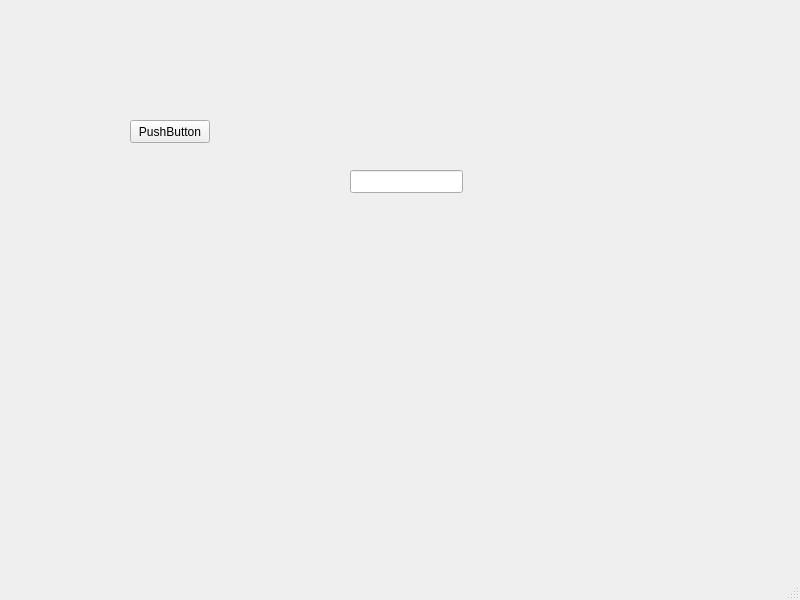
The window that mainwindow.ui (Monke-CO/MonkeyWrench) describes before a commit, drawn with Qt 5.
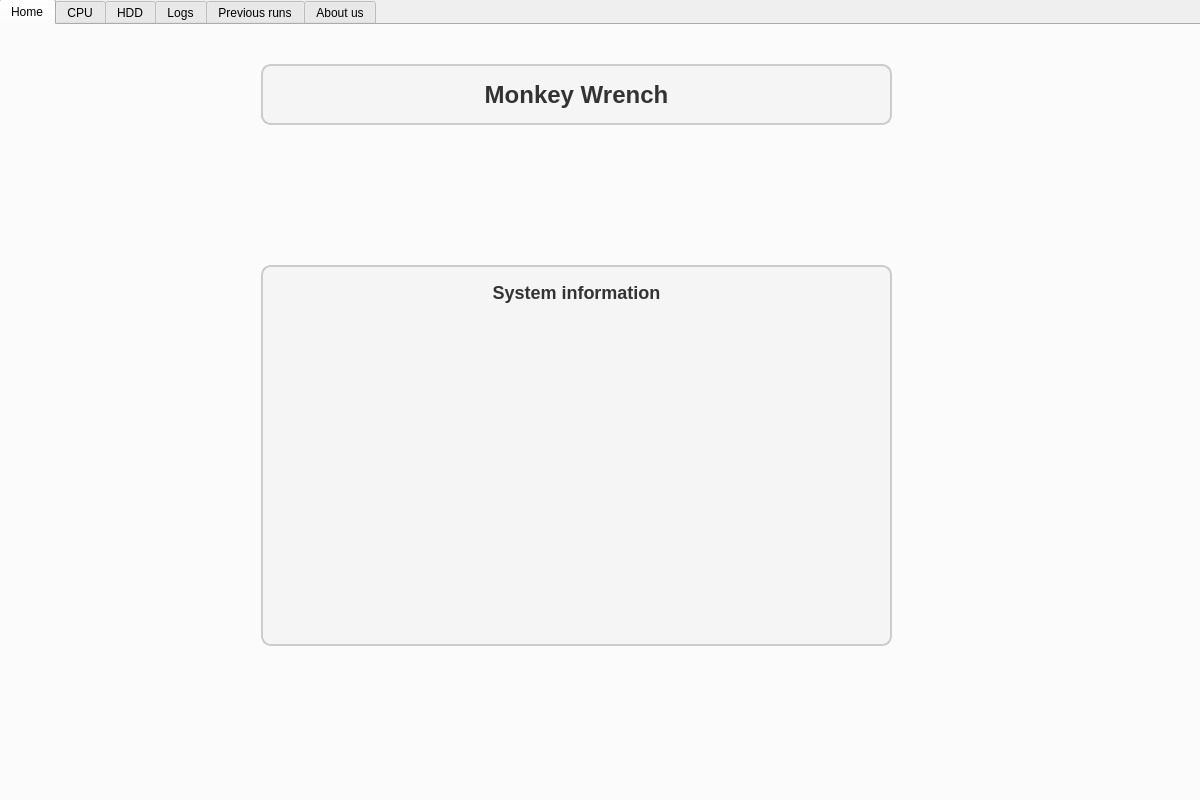
The same window after the commit. Icons and pictures are not drawn.

The edit to the form file:
```diff
--- a/mainwindow.ui
+++ b/mainwindow.ui
@@ -6,49 +6,209 @@
    <rect>
     <x>0</x>
     <y>0</y>
-    <width>800</width>
-    <height>600</height>
+    <width>1200</width>
+    <height>800</height>
    </rect>
   </property>
+  <property name="sizePolicy">
+   <sizepolicy hsizetype="Fixed" vsizetype="Fixed">
+    <horstretch>0</horstretch>
+    <verstretch>0</verstretch>
+   </sizepolicy>
+  </property>
+  <property name="minimumSize">
+   <size>
+    <width>1200</width>
+    <height>800</height>
+   </size>
+  </property>
+  <property name="maximumSize">
+   <size>
+    <width>1200</width>
+    <height>800</height>
+   </size>
+  </property>
   <property name="windowTitle">
    <string>MainWindow</string>
   </property>
+  <property name="documentMode">
+   <bool>true</bool>
+  </property>
   <widget class="QWidget" name="centralwidget">
-   <widget class="QPushButton" name="pushButton">
+   <property name="sizePolicy">
+    <sizepolicy hsizetype="Fixed" vsizetype="Fixed">
+     <horstretch>0</horstretch>
+     <verstretch>0</verstretch>
+    </sizepolicy>
+   </property>
+   <property name="minimumSize">
+    <size>
+     <width>1200</width>
+     <height>800</height>
+    </size>
+   </property>
+   <property name="maximumSize">
+    <size>
+     <width>1200</width>
+     <height>800</height>
+    </size>
+   </property>
+   <widget class="QWidget" name="horizontalLayoutWidget">
     <property name="geometry">
      <rect>
-      <x>130</x>
-      <y>120</y>
-      <width>80</width>
-      <height>23</height>
+      <x>-1</x>
+      <y>-1</y>
+      <width>1209</width>
+      <height>821</height>
      </rect>
     </property>
-    <property name="text">
-     <string>PushButton</string>
-    </property>
+    <layout class="QHBoxLayout" name="horizontalLayout">
+     <property name="sizeConstraint">
+      <enum>QLayout::SetDefaultConstraint</enum>
+     </property>
+     <item>
+      <widget class="QTabWidget" name="tabWidget">
+       <property name="styleSheet">
+        <string notr="true">QTabWidget {
+	background-image: url(:/resources/BananaBackground.png);
+}</string>
+       </property>
+       <property name="currentIndex">
+        <number>0</number>
+       </property>
+       <property name="iconSize">
+        <size>
+         <width>135</width>
+         <height>40</height>
+        </size>
+       </property>
+       <property name="usesScrollButtons">
+        <bool>false</bool>
+       </property>
+       <property name="documentMode">
+        <bool>false</bool>
+       </property>
+       <widget class="QWidget" name="homeTab">
+        <attribute name="icon">
+         <iconset resource="resources.qrc">
+          <normaloff>:/resources/home.png</normaloff>:/resources/home.png</iconset>
+        </attribute>
+        <attribute name="title">
+         <string>Home</string>
+        </attribute>
+        <widget class="QLabel" name="titleLabel">
+         <property name="geometry">
+          <rect>
+           <x>260</x>
+           <y>39</y>
+           <width>631</width>
+           <height>61</height>
+          </rect>
+         </property>
+         <property name="styleSheet">
+          <string notr="true">QLabel {
+    font-size: 24px;
+    font-weight: bold;
+    color: #333333;
+    background-color: #F5F5F5;
+    border: 2px solid #CCCCCC;
+    border-radius: 10px;
+    padding: 10px;
+}
+</string>
+         </property>
+         <property name="text">
+          <string>Monkey Wrench</string>
+         </property>
+         <property name="alignment">
+          <set>Qt::AlignCenter</set>
+         </property>
+        </widget>
+        <widget class="QLabel" name="systemInfoLabel">
+         <property name="geometry">
+          <rect>
+           <x>260</x>
+           <y>240</y>
+           <width>631</width>
+           <height>381</height>
+          </rect>
+         </property>
+         <property name="styleSheet">
+          <string notr="true">QLabel {
+    font-size: 18px;
+    font-weight: bold;
+    color: #333333;
+    background-color: #F5F5F5;
+    border: 2px solid #CCCCCC;
+    border-radius: 10px;
+    padding: 10px;
+}
+</string>
+         </property>
+         <property name="text">
+          <string>System information</string>
+         </property>
+         <property name="textFormat">
+          <enum>Qt::RichText</enum>
+         </property>
+         <property name="alignment">
+          <set>Qt::AlignHCenter|Qt::AlignTop</set>
+         </property>
+         <property name="wordWrap">
+          <bool>true</bool>
+         </property>
+        </widget>
+       </widget>
+       <widget class="QWidget" name="cpuTab">
+        <attribute name="icon">
+         <iconset resource="resources.qrc">
+          <normaloff>:/resources/cpu.png</normaloff>:/resources/cpu.png</iconset>
+        </attribute>
+        <attribute name="title">
+         <string>CPU</string>
+        </attribute>
+       </widget>
+       <widget class="QWidget" name="hddTab">
+        <attribute name="icon">
+         <iconset resource="resources.qrc">
+          <normaloff>:/resources/hdd.png</normaloff>:/resources/hdd.png</iconset>
+        </attribute>
+        <attribute name="title">
+         <string>HDD</string>
+        </attribute>
+       </widget>
+       <widget class="QWidget" name="logsTab">
+        <attribute name="icon">
+         <iconset resource="resources.qrc">
+          <normaloff>:/resources/log.png</normaloff>:/resources/log.png</iconset>
+        </attribute>
+        <attribute name="title">
+         <string>Logs</string>
+        </attribute>
+       </widget>
+       <widget class="QWidget" name="previousTab">
+        <attribute name="icon">
+         <iconset resource="resources.qrc">
+          <normaloff>:/resources/previous.png</normaloff>:/resources/previous.png</iconset>
+        </attribute>
+        <attribute name="title">
+         <string>Previous runs</string>
+        </attribute>
+       </widget>
+       <widget class="QWidget" name="aboutTab">
+        <attribute name="icon">
+         <iconset resource="resources.qrc">
+          <normaloff>:/resources/people.png</normaloff>:/resources/people.png</iconset>
+        </attribute>
+        <attribute name="title">
+         <string>About us</string>
+        </attribute>
+       </widget>
+      </widget>
+     </item>
+    </layout>
    </widget>
-   <widget class="QLineEdit" name="lineEdit">
-    <property name="geometry">
-     <rect>
-      <x>350</x>
-      <y>170</y>
-      <width>113</width>
-      <height>23</height>
-     </rect>
-    </property>
-   </widget>
   </widget>
-  <widget class="QMenuBar" name="menubar">
-   <property name="geometry">
-    <rect>
-     <x>0</x>
-     <y>0</y>
-     <width>800</width>
-     <height>20</height>
-    </rect>
-   </property>
-  </widget>
-  <widget class="QStatusBar" name="statusbar"/>
  </widget>
  <resources/>
  <connections/>
```
Left out of the diff: 4 changed lines with no effect on the pictures.
